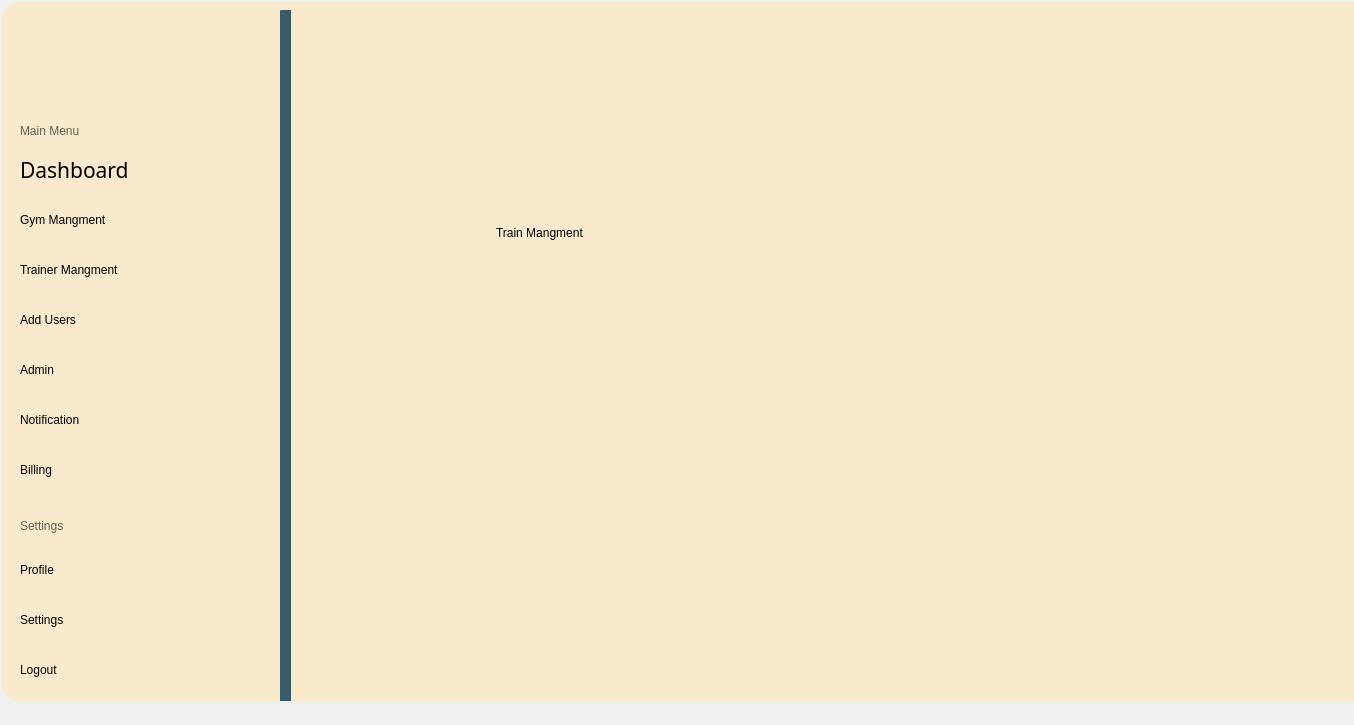
Before: the Qt Designer form mainwindow.ui in YousefElbooz/FullGymProject, drawn with Qt 5.
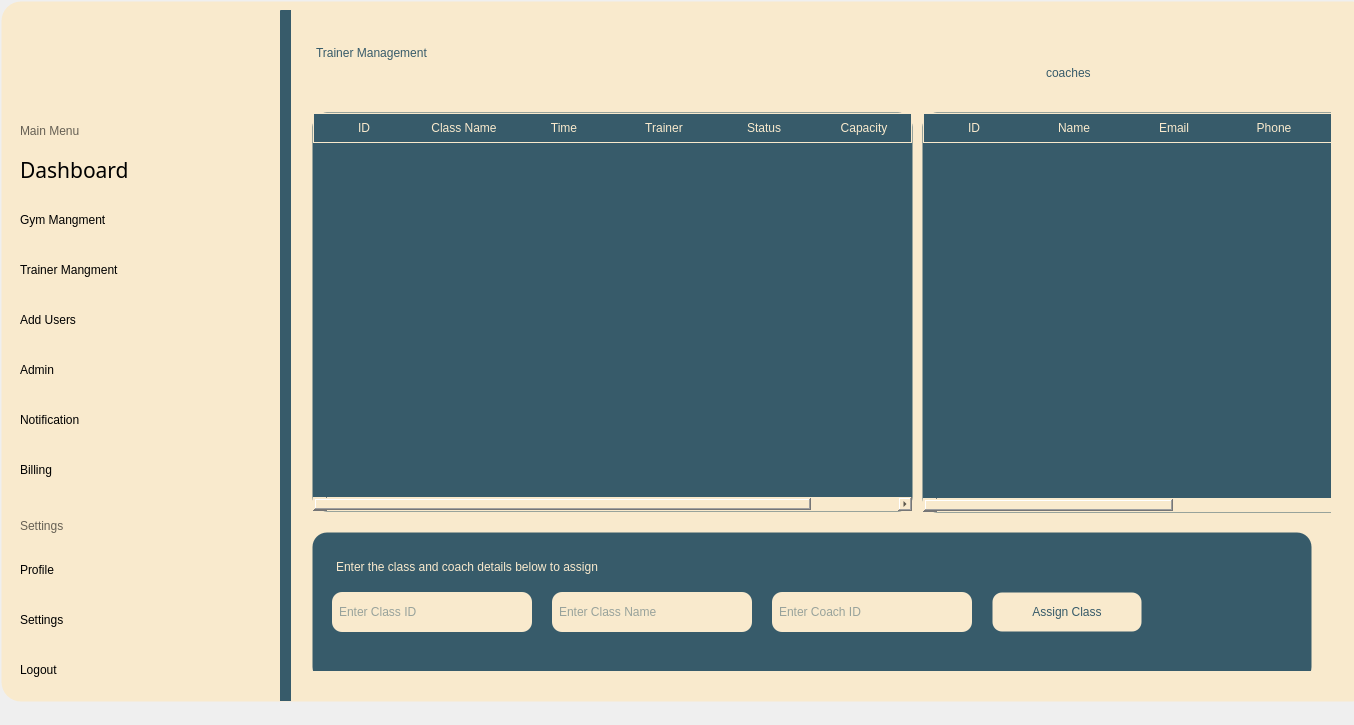
After: the same form once the commit is applied. The open tabs and pages were chosen to show the change. Icons and pictures are not drawn.

Commit message: assgin coachs done

```diff
--- a/mainwindow.ui
+++ b/mainwindow.ui
@@ -2418,20 +2418,301 @@
            <height>701</height>
           </rect>
          </property>
+         <property name="styleSheet">
+          <string notr="true">background-color: rgb(249, 234, 205);</string>
+         </property>
          <widget class="QLabel" name="label_8">
           <property name="geometry">
            <rect>
-            <x>200</x>
-            <y>170</y>
-            <width>291</width>
-            <height>101</height>
+            <x>20</x>
+            <y>20</y>
+            <width>311</width>
+            <height>41</height>
            </rect>
           </property>
           <property name="styleSheet">
-           <string notr="true">color: rgb(0, 0, 0);</string>
+           <string notr="true">color: rgb(55, 91, 106);
+font: 24pt &quot;Yeasty Flavors&quot;;</string>
           </property>
           <property name="text">
-           <string>Train Mangment</string>
+           <string>Trainer Management</string>
+          </property>
+         </widget>
+         <widget class="QTableWidget" name="tableWidget_15">
+          <property name="geometry">
+           <rect>
+            <x>630</x>
+            <y>100</y>
+            <width>441</width>
+            <height>401</height>
+           </rect>
+          </property>
+          <property name="styleSheet">
+           <string notr="true">QTableWidget {
+    background-color: rgb(55, 91, 106);
+    font: 11pt &quot;Yeasty Flavors&quot;;
+    color: rgb(249, 234, 205);
+    border-radius: 15px;
+    gridline-color: rgb(249, 234, 205);
+}
+
+QHeaderView::section {
+    background-color: rgb(55, 91, 106);
+    color: rgb(249, 234, 205);
+    font: bold 12pt &quot;Yeasty Flavors&quot;;
+    border: none;
+    padding: 6px;
+}
+
+QTableWidget::item {
+    selection-background-color: rgb(198, 143, 59);
+    selection-color: black;
+}</string>
+          </property>
+          <property name="rowCount">
+           <number>0</number>
+          </property>
+          <property name="columnCount">
+           <number>7</number>
+          </property>
+          <column>
+           <property name="text">
+            <string>ID</string>
+           </property>
+          </column>
+          <column>
+           <property name="text">
+            <string>Name</string>
+           </property>
+          </column>
+          <column>
+           <property name="text">
+            <string>Email</string>
+           </property>
+          </column>
+          <column>
+           <property name="text">
+            <string>Phone</string>
+           </property>
+          </column>
+          <column>
+           <property name="text">
+            <string>Address</string>
+           </property>
+          </column>
+          <column>
+           <property name="text">
+            <string>Age</string>
+           </property>
+          </column>
+          <column>
+           <property name="text">
+            <string>Assigned Classes</string>
+           </property>
+          </column>
+         </widget>
+         <widget class="QTableWidget" name="tableWidget_14">
+          <property name="geometry">
+           <rect>
+            <x>20</x>
+            <y>100</y>
+            <width>601</width>
+            <height>400</height>
+           </rect>
+          </property>
+          <property name="styleSheet">
+           <string notr="true">QTableWidget {
+    background-color: rgb(55, 91, 106);
+    font: 11pt &quot;Yeasty Flavors&quot;;
+    color: rgb(249, 234, 205);
+    border-radius: 15px;
+    gridline-color: rgb(249, 234, 205);
+}
+
+QHeaderView::section {
+    background-color: rgb(55, 91, 106);
+    color: rgb(249, 234, 205);
+    font: bold 12pt &quot;Yeasty Flavors&quot;;
+    border: none;
+    padding: 6px;
+}
+
+QTableWidget::item {
+    selection-background-color: rgb(198, 143, 59);
+    selection-color: black;
+}</string>
+          </property>
+          <column>
+           <property name="text">
+            <string>ID</string>
+           </property>
+          </column>
+          <column>
+           <property name="text">
+            <string>Class Name</string>
+           </property>
+          </column>
+          <column>
+           <property name="text">
+            <string>Time</string>
+           </property>
+          </column>
+          <column>
+           <property name="text">
+            <string>Trainer</string>
+           </property>
+          </column>
+          <column>
+           <property name="text">
+            <string>Status</string>
+           </property>
+          </column>
+          <column>
+           <property name="text">
+            <string>Capacity</string>
+           </property>
+          </column>
+         </widget>
+         <widget class="QWidget" name="widget_assign_class" native="true">
+          <property name="geometry">
+           <rect>
+            <x>20</x>
+            <y>520</y>
+            <width>1000</width>
+            <height>150</height>
+           </rect>
+          </property>
+          <property name="styleSheet">
+           <string notr="true">background-color: rgb(55, 91, 106);
+border-radius: 15px;</string>
+          </property>
+          <widget class="QLineEdit" name="lineEditClassId">
+           <property name="geometry">
+            <rect>
+             <x>20</x>
+             <y>60</y>
+             <width>200</width>
+             <height>40</height>
+            </rect>
+           </property>
+           <property name="styleSheet">
+            <string notr="true">QLineEdit {
+    background-color: rgb(249, 234, 205);
+    border: none;
+    border-radius: 10px;
+    padding: 5px;
+    font: 12pt &quot;Yeasty Flavors&quot;;
+    color: rgb(55, 91, 106);
+}</string>
+           </property>
+           <property name="placeholderText">
+            <string>Enter Class ID</string>
+           </property>
+          </widget>
+          <widget class="QLineEdit" name="lineEditClassName">
+           <property name="geometry">
+            <rect>
+             <x>240</x>
+             <y>60</y>
+             <width>200</width>
+             <height>40</height>
+            </rect>
+           </property>
+           <property name="styleSheet">
+            <string notr="true">QLineEdit {
+    background-color: rgb(249, 234, 205);
+    border: none;
+    border-radius: 10px;
+    padding: 5px;
+    font: 12pt &quot;Yeasty Flavors&quot;;
+    color: rgb(55, 91, 106);
+}</string>
+           </property>
+           <property name="placeholderText">
+            <string>Enter Class Name</string>
+           </property>
+          </widget>
+          <widget class="QLineEdit" name="lineEditCoachId">
+           <property name="geometry">
+            <rect>
+             <x>460</x>
+             <y>60</y>
+             <width>200</width>
+             <height>40</height>
+            </rect>
+           </property>
+           <property name="styleSheet">
+            <string notr="true">QLineEdit {
+    background-color: rgb(249, 234, 205);
+    border: none;
+    border-radius: 10px;
+    padding: 5px;
+    font: 12pt &quot;Yeasty Flavors&quot;;
+    color: rgb(55, 91, 106);
+}</string>
+           </property>
+           <property name="placeholderText">
+            <string>Enter Coach ID</string>
+           </property>
+          </widget>
+          <widget class="QPushButton" name="assignClassBtn">
+           <property name="geometry">
+            <rect>
+             <x>680</x>
+             <y>60</y>
+             <width>150</width>
+             <height>40</height>
+            </rect>
+           </property>
+           <property name="styleSheet">
+            <string notr="true">QPushButton {
+    background-color: rgb(249, 234, 205);
+    color: rgb(55, 91, 106);
+    border-radius: 10px;
+    font: bold 12pt &quot;Yeasty Flavors&quot;;
+}
+QPushButton:hover {
+    background-color: rgb(198, 143, 59);
+    color: white;
+}</string>
+           </property>
+           <property name="text">
+            <string>Assign Class</string>
+           </property>
+          </widget>
+          <widget class="QLabel" name="label_assign_instructions">
+           <property name="geometry">
+            <rect>
+             <x>20</x>
+             <y>20</y>
+             <width>500</width>
+             <height>30</height>
+            </rect>
+           </property>
+           <property name="styleSheet">
+            <string notr="true">color: rgb(249, 234, 205);
+font: 14pt &quot;Yeasty Flavors&quot;;</string>
+           </property>
+           <property name="text">
+            <string>Enter the class and coach details below to assign</string>
+           </property>
+          </widget>
+         </widget>
+         <widget class="QLabel" name="label_9">
+          <property name="geometry">
+           <rect>
+            <x>750</x>
+            <y>40</y>
+            <width>311</width>
+            <height>41</height>
+           </rect>
+          </property>
+          <property name="styleSheet">
+           <string notr="true">color: rgb(55, 91, 106);
+font: 24pt &quot;Yeasty Flavors&quot;;</string>
+          </property>
+          <property name="text">
+           <string>coaches</string>
           </property>
          </widget>
         </widget>
```
Left out of the diff: 2 changed lines with no effect on the pictures. The commit also changes 15 other files.
